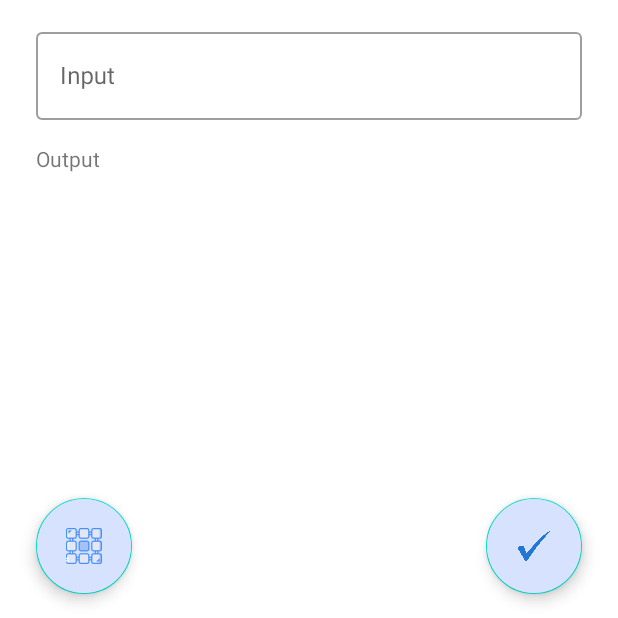
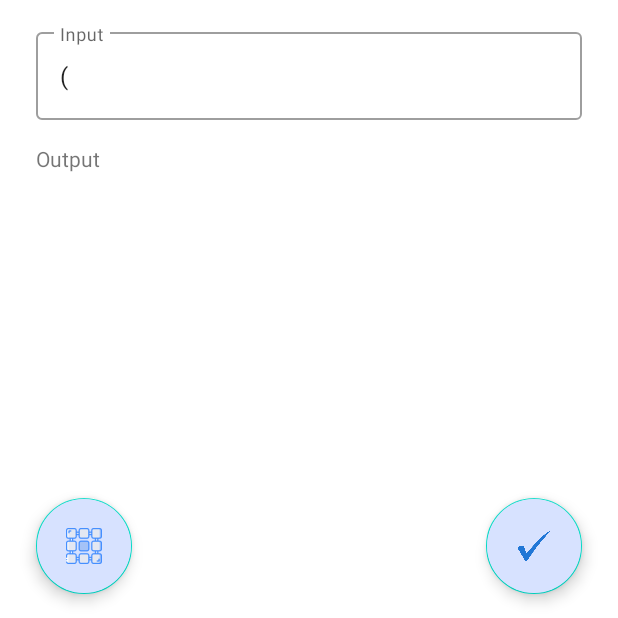
Before and after one commit to duddoser/Math_Calculator, an Android app built with Jetpack Compose: the screen it shows after launch (MainActivity), after a tap on an icon or button, on a phone screen of 412 x 824 dp, the top half of it. Run offline under Robolectric (Android 15) with nearby library versions, the phone set to English and light mode, and no system bars; 1 statement that could not run was skipped; 1 other tap on this screen came first.

Commit message:
buttons intialized prettier

```diff
--- a/app/src/main/java/com/example/mathcalculator/MainFragment.java
+++ b/app/src/main/java/com/example/mathcalculator/MainFragment.java
@@ -5,6 +5,7 @@ import android.os.Bundle;
 import androidx.fragment.app.DialogFragment;
 import androidx.fragment.app.Fragment;
 
+import android.util.Log;
 import android.view.LayoutInflater;
 import android.view.View;
 import android.view.ViewGroup;
@@ -14,6 +15,8 @@ import android.widget.TextView;
 
 import com.google.android.material.floatingactionbutton.FloatingActionButton;
 
+import java.util.ArrayList;
+
 
 public class MainFragment extends Fragment implements View.OnClickListener {
     private View view;
@@ -22,6 +25,9 @@ public class MainFragment extends Fragment implements View.OnClickListener {
     private FloatingActionButton btn_matrix;
     private Button btn_skobka1, btn_skobka2, btn0, btn1, btn2, btn3, btn4, btn5, btn6;
     private Button btn7, btn8, btn9, btn_mult, btn_div, btn_minus, btn_plus, btn_equal, btn_zap;
+    private ArrayList<Button> buttons;
+    private String[] alphabet = {"(", "7", "8", "9", "/", ")", "4", "5",
+                                "6", "⋅", "x", "1", "2", "3", "-", "x^2", "0", ",", "=", "+"};
     private Button btnX, btn_power;
 
     public MainFragment() {
@@ -52,113 +58,34 @@ public class MainFragment extends Fragment implements View.OnClickListener {
         btn_matrix = view.findViewById(R.id.fab);
         btn_matrix.setOnClickListener(this);
 
-        edit_text_input = (EditText) view.findViewById(R.id.et_input);
+        edit_text_input = view.findViewById(R.id.et_input);
         edit_text_input.setShowSoftInputOnFocus(false);
         initButtons();
         return view;
     }
 
     public void initButtons(){
-        btn_skobka1 = view.findViewById(R.id.btn_skobka);
-        btn_skobka1.setOnClickListener(this);
-        btn_skobka2 = view.findViewById(R.id.btn_skobka2);
-        btn_skobka2.setOnClickListener(this);
-        btn0 = view.findViewById(R.id.btn_0);
-        btn0.setOnClickListener(this);
-        btn1 = view.findViewById(R.id.btn_1);
-        btn1.setOnClickListener(this);
-        btn2 = view.findViewById(R.id.btn_2);
-        btn2.setOnClickListener(this);
-        btn3 = view.findViewById(R.id.btn_3);
-        btn3.setOnClickListener(this);
-        btn4 = view.findViewById(R.id.btn_4);
-        btn4.setOnClickListener(this);
-        btn5 = view.findViewById(R.id.btn_5);
-        btn5.setOnClickListener(this);
-        btn6 = view.findViewById(R.id.btn_6);
-        btn6.setOnClickListener(this);
-        btn7 = view.findViewById(R.id.btn_7);
-        btn7.setOnClickListener(this);
-        btn8 = view.findViewById(R.id.btn_8);
-        btn8.setOnClickListener(this);
-        btn9 = view.findViewById(R.id.btn_9);
-        btn9.setOnClickListener(this);
-        btn_mult = view.findViewById(R.id.btn_mult);
-        btn_mult.setOnClickListener(this);
-        btn_div = view.findViewById(R.id.btn_del);
-        btn_div.setOnClickListener(this);
-        btn_minus = view.findViewById(R.id.btn_minus);
-        btn_minus.setOnClickListener(this);
-        btn_plus = view.findViewById(R.id.btn_sum);
-        btn_plus.setOnClickListener(this);
-        btn_equal = view.findViewById(R.id.btn_equal);
-        btn_equal.setOnClickListener(this);
-        btn_zap = view.findViewById(R.id.btn_zapyt);
-        btn_zap.setOnClickListener(this);
-        btnX = view.findViewById(R.id.btn_x);
-        btnX.setOnClickListener(this);
-        btn_power = view.findViewById(R.id.btn_power);
-        btn_power.setOnClickListener(this);
+        buttons = new ArrayList<>();
+        for (int i = 0; i < 20; i++) {
+            String button_id = "btn_main_" + i;
+            Log.e("AAAAAAA", button_id);
+            buttons.add(view.findViewById(getResources().getIdentifier(button_id,
+                    "id", getActivity().getPackageName())));
+            buttons.get(i).setOnClickListener(this);
+        }
     }
 
     @Override
     public void onClick(View v) {
         if (v == btn_matrix) {
             ((NavigationHost) getActivity()).navigateTo(new MatrixFragment(), true);
-        } else if (v == btn0) {
+        } else {
             String text = edit_text_input.getText().toString();
-            edit_text_input.setText(text + "0");
-        } else if (v == btn1) {
-            String text = edit_text_input.getText().toString();
-            edit_text_input.setText(text + "1");
-        } else if (v == btn2) {
-            String text = edit_text_input.getText().toString();
-            edit_text_input.setText(text + "2");
-        } else if (v == btn3) {
-            String text = edit_text_input.getText().toString();
-            edit_text_input.setText(text + "3");
-        } else if (v == btn4) {
-            String text = edit_text_input.getText().toString();
-            edit_text_input.setText(text + "4");
-        } else if (v == btn5) {
-            String text = edit_text_input.getText().toString();
-            edit_text_input.setText(text + "5");
-        } else if (v == btn6) {
-            String text = edit_text_input.getText().toString();
-            edit_text_input.setText(text + "6");
-        } else if (v == btn7) {
-            String text = edit_text_input.getText().toString();
-            edit_text_input.setText(text + "7");
-        } else if (v == btn8) {
-            String text = edit_text_input.getText().toString();
-            edit_text_input.setText(text + "8");
-        } else if (v == btn9) {
-            String text = edit_text_input.getText().toString();
-            edit_text_input.setText(text + "9");
-        } else if (v == btn_div) {
-            String text = edit_text_input.getText().toString();
-            edit_text_input.setText(text + "/");
-        } else if (v == btn_plus) {
-            String text = edit_text_input.getText().toString();
-            edit_text_input.setText(text + "+");
-        } else if (v == btn_minus) {
-            String text = edit_text_input.getText().toString();
-            edit_text_input.setText(text + "-");
-        } else if (v == btn_mult) {
-            String text = edit_text_input.getText().toString();
-            edit_text_input.setText(text + "⋅");
-        } else if (v == btn_equal) {
-            String text = edit_text_input.getText().toString();
-            edit_text_input.setText(text + "=");
-        } else if (v == btn_zap) {
-            String text = edit_text_input.getText().toString();
-            edit_text_input.setText(text + ",");
-        } else if (v == btnX) {
-            String text = edit_text_input.getText().toString();
-            edit_text_input.setText(text + "X");
-        } else if (v == btn_power) {
-            String text = edit_text_input.getText().toString();
-            edit_text_input.setText(text + "X^2");
+            for (int i = 0; i < 20; i++) {
+                if (buttons.get(i).isPressed()) {
+                    edit_text_input.setText(text + alphabet[i]);
+                }
+            }
         }
     }
 }
--- a/app/src/main/java/com/example/mathcalculator/MatrixFragment.java
+++ b/app/src/main/java/com/example/mathcalculator/MatrixFragment.java
@@ -5,6 +5,7 @@ import android.os.Bundle;
 import androidx.fragment.app.DialogFragment;
 import androidx.fragment.app.Fragment;
 
+import android.text.InputType;
 import android.util.Log;
 import android.util.Pair;
 import android.view.LayoutInflater;
@@ -65,6 +66,7 @@ public class MatrixFragment extends Fragment implements CustomDialogInterface, V
             for (int j = 0; j < width; j++) {
                 EditText cell = new EditText(this.getContext());
                 etArray.add(i * width + j, cell);
+                cell.setInputType(InputType.TYPE_CLASS_NUMBER);
                 cell.setBackground(null);
                 cell.setText("0");
                 row.addView(cell);
--- a/app/src/main/res/layout/fragment_dialog.xml
+++ b/app/src/main/res/layout/fragment_dialog.xml
@@ -29,6 +29,7 @@
                 android:layout_width="90dp"
                 android:layout_height="wrap_content"
                 android:hint="@string/height"
+                android:inputType="number"
                 android:textColor="@color/black" />
 
         </com.google.android.material.textfield.TextInputLayout>
--- a/app/src/main/res/layout/fragment_main.xml
+++ b/app/src/main/res/layout/fragment_main.xml
@@ -90,7 +90,7 @@
 
             <Button
                 style="?attr/materialButtonOutlinedStyle"
-                android:id="@+id/btn_skobka"
+                android:id="@+id/btn_main_0"
                 android:textColor="@color/main"
                 android:layout_width="0dp"
                 android:layout_height="match_parent"
@@ -101,7 +101,7 @@
 
             <Button
                 style="?attr/materialButtonOutlinedStyle"
-                android:id="@+id/btn_7"
+                android:id="@+id/btn_main_1"
                 android:layout_width="0dp"
                 android:layout_height="match_parent"
                 android:textColor="@color/main"
@@ -112,7 +112,7 @@
 
             <Button
                 style="?attr/materialButtonOutlinedStyle"
-                android:id="@+id/btn_8"
+                android:id="@+id/btn_main_2"
                 android:layout_width="0dp"
                 android:textColor="@color/main"
                 android:layout_height="match_parent"
@@ -123,7 +123,7 @@
 
             <Button
                 style="?attr/materialButtonOutlinedStyle"
-                android:id="@+id/btn_9"
+                android:id="@+id/btn_main_3"
                 android:layout_width="0dp"
                 android:layout_height="match_parent"
                 android:textColor="@color/main"
@@ -134,7 +134,7 @@
 
             <Button
                 style="?attr/materialButtonOutlinedStyle"
-                android:id="@+id/btn_del"
+                android:id="@+id/btn_main_4"
                 android:layout_width="0dp"
                 android:layout_height="match_parent"
                 android:textColor="@color/main"
@@ -153,7 +153,7 @@
 
             <Button
                 style="?attr/materialButtonOutlinedStyle"
-                android:id="@+id/btn_skobka2"
+                android:id="@+id/btn_main_5"
                 android:layout_width="0dp"
                 android:layout_height="match_parent"
                 android:textColor="@color/main"
@@ -164,7 +164,7 @@
 
             <Button
                 style="?attr/materialButtonOutlinedStyle"
-                android:id="@+id/btn_4"
+                android:id="@+id/btn_main_6"
                 android:layout_width="0dp"
                 android:layout_height="match_parent"
                 android:textColor="@color/main"
@@ -175,7 +175,7 @@
 
             <Button
                 style="?attr/materialButtonOutlinedStyle"
-                android:id="@+id/btn_5"
+                android:id="@+id/btn_main_7"
                 android:layout_width="0dp"
                 android:layout_height="match_parent"
                 android:textColor="@color/main"
@@ -186,7 +186,7 @@
 
             <Button
                 style="?attr/materialButtonOutlinedStyle"
-                android:id="@+id/btn_6"
+                android:id="@+id/btn_main_8"
                 android:layout_width="0dp"
                 android:layout_height="match_parent"
                 android:textColor="@color/main"
@@ -197,7 +197,7 @@
 
             <Button
                 style="?attr/materialButtonOutlinedStyle"
-                android:id="@+id/btn_mult"
+                android:id="@+id/btn_main_9"
                 android:layout_width="0dp"
                 android:layout_height="match_parent"
                 android:textColor="@color/main"
@@ -217,7 +217,7 @@
 
             <Button
                 style="?attr/materialButtonOutlinedStyle"
-                android:id="@+id/btn_x"
+                android:id="@+id/btn_main_10"
                 android:layout_width="0dp"
                 android:layout_height="match_parent"
                 android:textColor="@color/main"
@@ -228,7 +228,7 @@
 
             <Button
                 style="?attr/materialButtonOutlinedStyle"
-                android:id="@+id/btn_1"
+                android:id="@+id/btn_main_11"
                 android:layout_width="0dp"
                 android:layout_height="match_parent"
                 android:textColor="@color/main"
@@ -239,7 +239,7 @@
 
             <Button
                 style="?attr/materialButtonOutlinedStyle"
-                android:id="@+id/btn_2"
+                android:id="@+id/btn_main_12"
                 android:layout_width="0dp"
                 android:layout_height="match_parent"
                 android:textColor="@color/main"
@@ -250,7 +250,7 @@
 
             <Button
                 style="?attr/materialButtonOutlinedStyle"
-                android:id="@+id/btn_3"
+                android:id="@+id/btn_main_13"
                 android:layout_width="0dp"
                 android:layout_height="match_parent"
                 android:textColor="@color/main"
@@ -261,7 +261,7 @@
 
             <Button
                 style="?attr/materialButtonOutlinedStyle"
-                android:id="@+id/btn_minus"
+                android:id="@+id/btn_main_14"
                 android:layout_width="0dp"
                 android:layout_height="match_parent"
                 android:textColor="@color/main"
@@ -280,7 +280,7 @@
 
             <Button
                 style="?attr/materialButtonOutlinedStyle"
-                android:id="@+id/btn_power"
+                android:id="@+id/btn_main_15"
                 android:layout_width="0dp"
                 android:textColor="@color/main"
                 android:layout_height="match_parent"
@@ -291,7 +291,7 @@
 
             <Button
                 style="?attr/materialButtonOutlinedStyle"
-                android:id="@+id/btn_0"
+                android:id="@+id/btn_main_16"
                 android:layout_width="0dp"
                 android:textColor="@color/main"
                 android:layout_height="match_parent"
@@ -302,18 +302,18 @@
 
             <Button
                 style="?attr/materialButtonOutlinedStyle"
-                android:id="@+id/btn_zapyt"
-                android:layout_width="0dp"
+                android:id="@+id/btn_main_17"
                 android:textColor="@color/main"
                 android:layout_height="match_parent"
                 android:layout_weight="1"
+                android:layout_width="0dp"
                 android:text=","
                 android:textSize="46sp"
                 />
 
             <Button
                 style="?attr/materialButtonOutlinedStyle"
-                android:id="@+id/btn_equal"
+                android:id="@+id/btn_main_18"
                 android:textColor="@color/main"
                 android:layout_width="0dp"
                 android:layout_height="match_parent"
@@ -324,7 +324,7 @@
 
             <Button
                 style="?attr/materialButtonOutlinedStyle"
-                android:id="@+id/btn_sum"
+                android:id="@+id/btn_main_19"
                 android:layout_width="0dp"
                 android:layout_height="match_parent"
                 android:textColor="@color/main"
```
